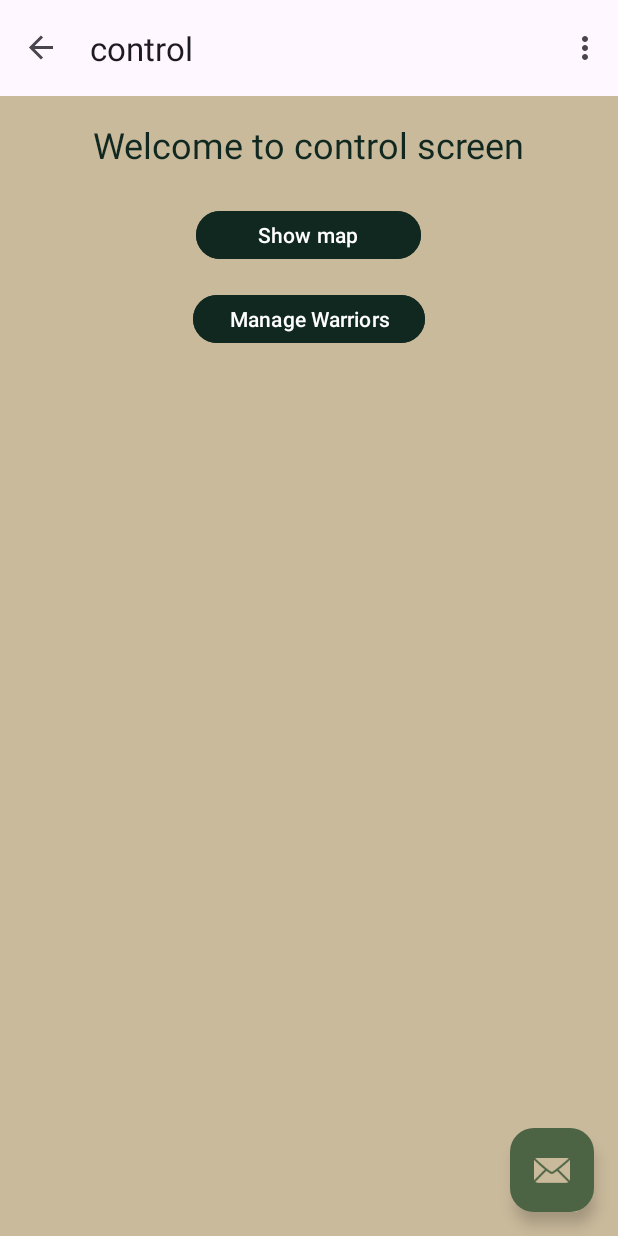
After one commit to zili11720/emergencySquad, an Android app: the ControlFragment screen opened through its navigation route, on a phone screen of 412 x 824 dp. The commit adds this screen. Run offline under Robolectric (Android 15) with nearby library versions, the phone set to English and light mode, and no system bars; our stand-ins replace navigation-ui.

Commit message:
Username and password screen and an infrastructure for control screen for manager

```diff
--- a/app/build.gradle
+++ b/app/build.gradle
@@ -1,5 +1,6 @@
 plugins {
     alias(libs.plugins.android.application)
+    alias(libs.plugins.google.android.libraries.mapsplatform.secrets.gradle.plugin)
 }
 
 android {
@@ -43,6 +44,7 @@ dependencies {
     implementation libs.navigation.fragment
     implementation libs.navigation.ui
     implementation libs.play.services.location
+    implementation libs.play.services.maps
     testImplementation libs.junit
     androidTestImplementation libs.ext.junit
     androidTestImplementation libs.espresso.core
--- /dev/null
+++ b/app/src/main/java/com/example/myapplication/ControlFragment.java
@@ -0,0 +1,43 @@
+package com.example.myapplication;
+
+import android.os.Bundle;
+import android.view.LayoutInflater;
+import android.view.View;
+import android.view.ViewGroup;
+import androidx.annotation.NonNull;
+import androidx.fragment.app.Fragment;
+import androidx.navigation.fragment.NavHostFragment;
+import com.example.myapplication.databinding.FragmentControlBinding;
+
+public class ControlFragment extends Fragment {
+
+    private FragmentControlBinding binding;
+
+    @Override
+    public View onCreateView(
+            @NonNull LayoutInflater inflater, ViewGroup container,
+            Bundle savedInstanceState
+    ) {
+        binding = FragmentControlBinding.inflate(inflater, container, false);
+        return binding.getRoot();
+    }
+
+    @Override
+    public void onViewCreated(@NonNull View view, @NonNull Bundle savedInstanceState) {
+        super.onViewCreated(view, savedInstanceState);
+
+        binding.btnMap.setOnClickListener(new View.OnClickListener() {
+            @Override
+            public void onClick(View v) {
+                NavHostFragment.findNavController(ControlFragment.this)
+                        .navigate(R.id.action_ControlFragment_to_MapFragment);
+            }
+        });
+    }
+
+    @Override
+    public void onDestroyView() {
+        super.onDestroyView();
+        binding = null;
+    }
+}
--- a/app/src/main/java/com/example/myapplication/MainActivity.java
+++ b/app/src/main/java/com/example/myapplication/MainActivity.java
@@ -96,8 +96,8 @@ public class MainActivity extends AppCompatActivity {
             NavHostFragment navHostFragment = (NavHostFragment) getSupportFragmentManager().findFragmentById(R.id.nav_host_fragment_content_main);
             if (navHostFragment != null) {
                 navHostFragment.getChildFragmentManager().getFragments().forEach(fragment -> {
-                    if (fragment instanceof SecondFragment) {
-                        ((SecondFragment) fragment).onRequestPermissionsResult(requestCode, permissions, grantResults);
+                    if (fragment instanceof MapFragment) {
+                        ((MapFragment) fragment).onRequestPermissionsResult(requestCode, permissions, grantResults);
                     }
                 });
             }
--- a/app/src/main/res/layout/activity_main.xml
+++ b/app/src/main/res/layout/activity_main.xml
@@ -34,6 +34,8 @@
         android:layout_gravity="bottom|end"
         android:layout_marginEnd="@dimen/fab_margin"
         android:layout_marginBottom="16dp"
+        app:backgroundTint="@color/hunter_green"
+        app:tint="@color/khaki"
         android:contentDescription="TODO"
         app:srcCompat="@android:drawable/ic_dialog_email" />
 
--- /dev/null
+++ b/app/src/main/res/layout/fragment_control.xml
@@ -0,0 +1,38 @@
+<?xml version="1.0" encoding="utf-8"?>
+<LinearLayout xmlns:android="http://schemas.android.com/apk/res/android"
+    xmlns:tools="http://schemas.android.com/tools"
+    android:layout_width="match_parent"
+    android:layout_height="match_parent"
+    android:orientation="vertical"
+    android:padding="16dp"
+    tools:context=".ControlFragment"
+    android:background="@color/khaki">
+
+    <TextView
+        android:layout_width="wrap_content"
+        android:layout_height="wrap_content"
+        android:text="@string/welcome_to_control_screen"
+        android:textSize="24sp"
+        android:textColor="@color/dark_green"
+        android:layout_gravity="center_horizontal"
+        android:paddingBottom="24dp" />
+
+    <Button
+        android:id="@+id/btn_map"
+        android:layout_width="150dp"
+        android:layout_height="40dp"
+        android:text="@string/show_map"
+        android:backgroundTint="@color/dark_green"
+        android:layout_marginBottom="16dp"
+        android:layout_gravity="center_horizontal"/>
+
+    <Button
+        android:id="@+id/btn_manage_warriors"
+        android:layout_width="wrap_content"
+        android:layout_height="40dp"
+        android:layout_gravity="center_horizontal"
+        android:layout_marginBottom="16dp"
+        android:backgroundTint="@color/dark_green"
+        android:text="@string/manage_warriors" />
+
+</LinearLayout>
--- a/app/src/main/res/layout/fragment_second.xml
+++ b/app/src/main/res/layout/fragment_map.xml
@@ -5,7 +5,7 @@
     xmlns:tools="http://schemas.android.com/tools"
     android:layout_width="match_parent"
     android:layout_height="match_parent"
-    tools:context=".SecondFragment">
+    tools:context=".MapFragment">
 
     <androidx.constraintlayout.widget.ConstraintLayout
         android:layout_width="match_parent"
@@ -17,6 +17,8 @@
             android:layout_width="wrap_content"
             android:layout_height="wrap_content"
             android:text="@string/previous"
+            android:backgroundTint="#102820"
+            android:textColor="@android:color/white"
             app:layout_constraintTop_toTopOf="parent"
             app:layout_constraintStart_toStartOf="parent"
             app:layout_constraintEnd_toEndOf="parent" />
--- a/app/src/main/res/navigation/nav_graph.xml
+++ b/app/src/main/res/navigation/nav_graph.xml
@@ -13,16 +13,28 @@
 
         <action
             android:id="@+id/action_FirstFragment_to_SecondFragment"
-            app:destination="@id/SecondFragment" />
+            app:destination="@id/MapFragment" />
+        <action
+            android:id="@+id/action_FirstFragment_to_ControlFragment"
+            app:destination="@id/ControlFragment" />
     </fragment>
     <fragment
-        android:id="@+id/SecondFragment"
-        android:name="com.example.myapplication.SecondFragment"
-        android:label="@string/second_fragment_label"
-        tools:layout="@layout/fragment_second" >
+        android:id="@+id/MapFragment"
+        android:name="com.example.myapplication.MapFragment"
+        android:label="@string/map_fragment_label"
+        tools:layout="@layout/fragment_map" >
 
         <action
             android:id="@+id/action_SecondFragment_to_FirstFragment"
             app:destination="@id/FirstFragment" />
     </fragment>
+    <fragment
+        android:id="@+id/ControlFragment"
+        android:name="com.example.myapplication.ControlFragment"
+        android:label="@string/control_fragment_label"
+        tools:layout="@layout/fragment_control" >
+        <action
+            android:id="@+id/action_ControlFragment_to_MapFragment"
+            app:destination="@id/MapFragment" />
+    </fragment>
 </navigation>
--- a/app/src/main/res/values/colors.xml
+++ b/app/src/main/res/values/colors.xml
@@ -3,4 +3,9 @@
     <color name="black">#FF000000</color>
     <color name="white">#FFFFFFFF</color>
     <color name="Blue">#4169E1</color>
+    <color name="dark_green">#102820</color>
+    <color name="hunter_green">#4C6444</color>
+    <color name="khaki">#CABA9C</color>
+    <color name="raw_umber">#8A6240</color>
+    <color name="cafe_noir">#4D2D18</color>
 </resources>
--- a/app/src/main/res/values/strings.xml
+++ b/app/src/main/res/values/strings.xml
@@ -1,16 +1,25 @@
 <resources>
-    <string name="app_name">My Application</string>
+    <string name="app_name">Safe Zone</string>
     <string name="action_settings">Settings</string>
     <!-- Strings used for fragments for navigation -->
-    <string name="first_fragment_label">First Fragment</string>
-    <string name="second_fragment_label">Second Fragment</string>
+    <string name="first_fragment_label">welcome</string>
+    <string name="map_fragment_label">map</string>
+    <string name="control_fragment_label">control</string>
+
+    #bottons
     <string name="next">Next</string>
     <string name="previous">Previous</string>
+    <string name="show_map">Show map</string>
+    <string name="manage_warriors">Manage Warriors</string>
+    <string name="username">username</string>
+    <string name="password">password</string>
+    <string name="sign_in">Sign in</string>
 
-    <string name="Hi"> Hi</string>
+    #texts
+    <string name="welcome_to_control_screen">Welcome to control screen</string>
+    <string name="password_text">Password</string>
+    <string name="username_text">Username</string>
+    <string name="welcome">Welcome to your safe zone</string>
 
-    <string name="show_map">Show map</string>
 
-    <string name="enter_as_manager">Enter as manager</string>
-    <string name="hello_world">Hello World</string>
 </resources>
--- a/build.gradle
+++ b/build.gradle
@@ -1,4 +1,5 @@
 // Top-level build file where you can add configuration options common to all sub-projects/modules.
 plugins {
 alias(libs.plugins.android.application) apply false
+    alias(libs.plugins.google.android.libraries.mapsplatform.secrets.gradle.plugin) apply false
 }
--- a/gradle/libs.versions.toml
+++ b/gradle/libs.versions.toml
@@ -10,6 +10,8 @@ constraintlayout = "2.1.4"
 navigationFragment = "2.6.0"
 navigationUi = "2.6.0"
 playServicesLocation = "21.3.0"
+googleAndroidLibrariesMapsplatformSecretsGradlePlugin = "2.0.1"
+playServicesMaps = "18.2.0"
 
 [libraries]
 constraintlayout-v204 = { module = "androidx.constraintlayout:constraintlayout", version.ref = "constraintlayoutVersion" }
@@ -22,6 +24,8 @@ constraintlayout = { group = "androidx.constraintlayout", name = "constraintlayo
 navigation-fragment = { group = "androidx.navigation", name = "navigation-fragment", version.ref = "navigationFragment" }
 navigation-ui = { group = "androidx.navigation", name = "navigation-ui", version.ref = "navigationUi" }
 play-services-location = { group = "com.google.android.gms", name = "play-services-location", version.ref = "playServicesLocation" }
+play-services-maps = { group = "com.google.android.gms", name = "play-services-maps", version.ref = "playServicesMaps" }
 
 [plugins]
 android-application = { id = "com.android.application", version.ref = "agp" }
+google-android-libraries-mapsplatform-secrets-gradle-plugin = { id = "com.google.android.libraries.mapsplatform.secrets-gradle-plugin", version.ref = "googleAndroidLibrariesMapsplatformSecretsGradlePlugin" }
```
Also changed, not shown: app/src/main/java/com/example/myapplication/FirstFragment.java (+22 -11 lines), app/src/main/java/com/example/myapplication/MapFragment.java (renamed from app/src/main/java/com/example/myapplication/SecondFragment.java, +6 -6 lines), app/src/main/res/layout/fragment_first.xml (+46 -30 lines), app/src/main/res/values/styles.xml (added, +9 -0 lines).
